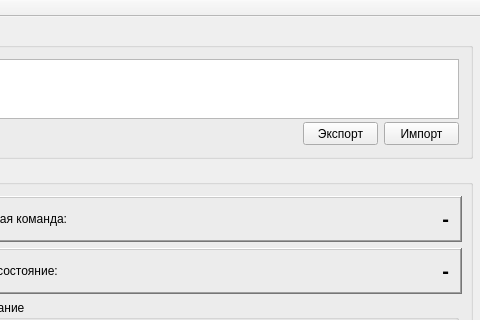
This is TuringMachine/turingmachine.ui in petrenko-alex/turing-machine as Qt 5 draws it before an edit; both pictures show x 679 to 1159 and y 0 to 320 of the 1159 by 649 pixel window. The edited form follows.
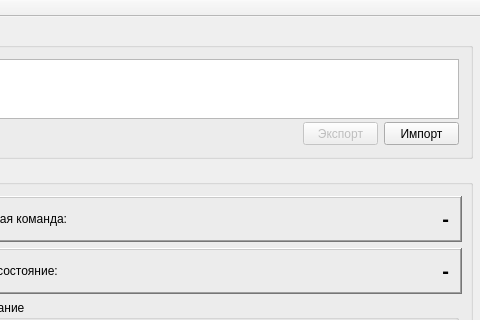
This is the edited form.

The edit to the form file:
```diff
--- a/TuringMachine/turingmachine.ui
+++ b/TuringMachine/turingmachine.ui
@@ -182,6 +182,9 @@
          </item>
          <item>
           <widget class="QPushButton" name="exportTape">
+           <property name="enabled">
+            <bool>false</bool>
+           </property>
            <property name="minimumSize">
             <size>
              <width>75</width>
```
